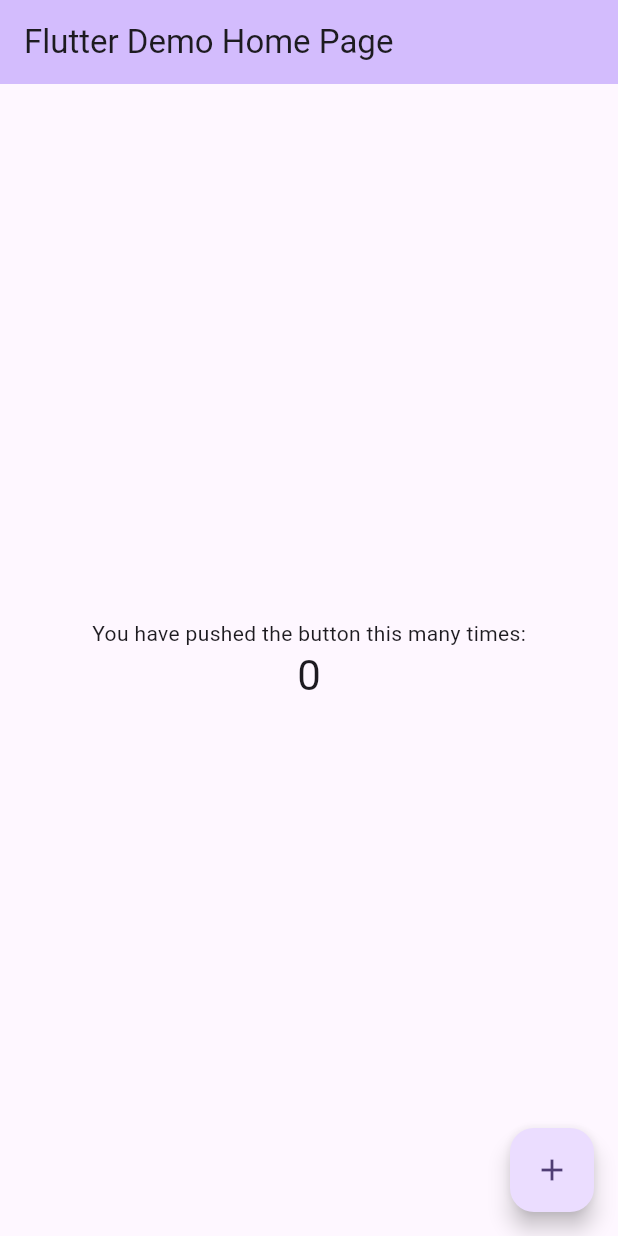
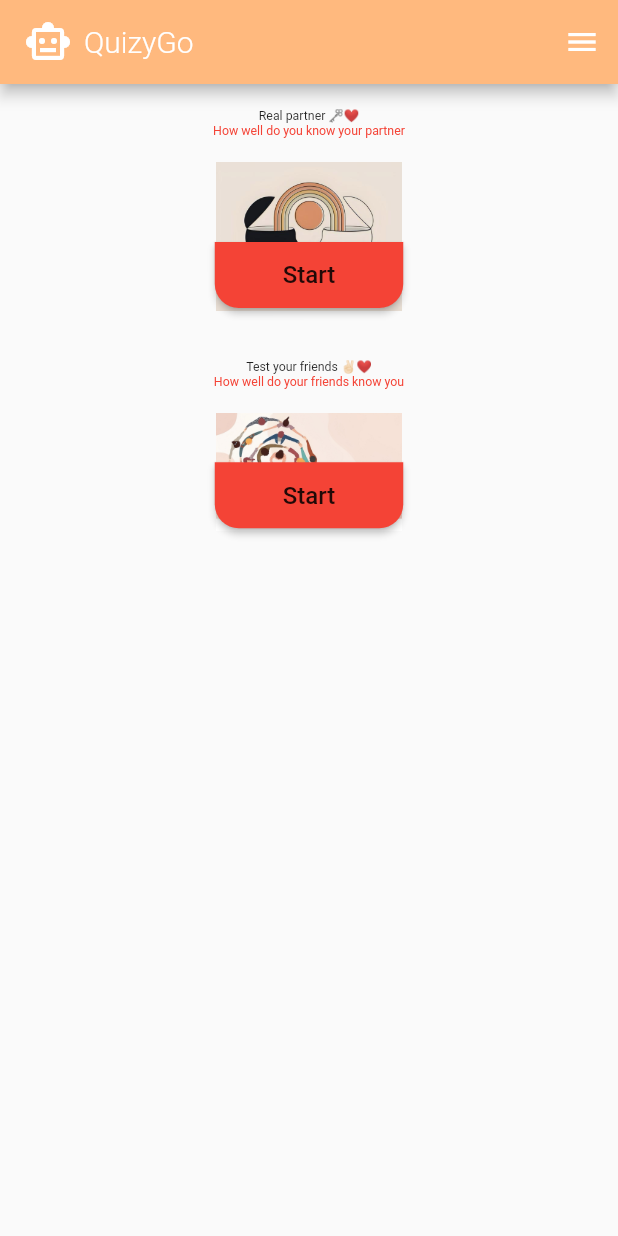
Before and after one commit to YousefMohamed6/quizygo, a Flutter app: the screen it shows after launch, on a phone screen of 412 x 824 dp. Run offline on Flutter 3.47's test engine with Material 2 defaults, Android fonts, the phone set to English and light mode, and no system bars.

Commit message:
homeview done

```diff
--- /dev/null
+++ b/lib/features/home/presentation/home_view.dart
@@ -0,0 +1,86 @@
+import 'package:flutter/material.dart';
+import 'package:quizygo/features/home/presentation/views/home_view_body.dart';
+
+class HomeView extends StatelessWidget {
+  const HomeView({super.key});
+
+  @override
+  Widget build(BuildContext context) {
+    return Scaffold(
+      appBar: AppBar(
+        leadingWidth: 150,
+        leading: const Leading(),
+        actions: const [Action()],
+        backgroundColor: const Color(0xffFFB97E),
+      ),
+      body: const HomeViewBody(),
+    );
+  }
+}
+
+class Leading extends StatelessWidget {
+  const Leading({super.key});
+
+  @override
+  Widget build(BuildContext context) {
+    return const Center(
+      child: Row(
+        children: [
+          SizedBox(
+            width: 16,
+          ),
+          Icon(
+            Icons.smart_toy_outlined,
+            size: 32,
+          ),
+          SizedBox(
+            width: 8,
+          ),
+          Text(
+            "QuizyGo",
+            style: TextStyle(
+              fontSize: 20,
+              fontWeight: FontWeight.w300,
+            ),
+          ),
+        ],
+      ),
+    );
+  }
+}
+
+class Action extends StatelessWidget {
+  const Action({super.key});
+
+  @override
+  Widget build(BuildContext context) {
+    return PopupMenuButton(
+      icon: const Icon(Icons.menu),
+      onSelected: (value) {},
+      itemBuilder: (BuildContext menu) {
+        return const [
+          PopupMenuItem(
+            value: '/hello',
+            child: Text("Hello"),
+          ),
+          PopupMenuItem(
+            value: '/about',
+            child: Text("About"),
+          ),
+          PopupMenuItem(
+            value: '/contact',
+            child: Text("Contact"),
+          ),
+          PopupMenuItem(
+            value: '/Privacy',
+            child: Text("Privacy Policy"),
+          ),
+          PopupMenuItem(
+            value: '/Terms',
+            child: Text("Terms Of Use"),
+          )
+        ];
+      },
+    );
+  }
+}
--- /dev/null
+++ b/lib/features/home/presentation/views/custom_image.dart
@@ -0,0 +1,39 @@
+import 'package:flutter/material.dart';
+
+class CustomImage extends StatelessWidget {
+  const CustomImage({super.key, required this.path});
+  final String path;
+  @override
+  Widget build(BuildContext context) {
+    return Stack(
+      alignment: Alignment.bottomCenter,
+      children: [
+        Image.asset(
+          path,
+          width: MediaQuery.sizeOf(context).width * 0.3,
+        ),
+        Align(
+          alignment: Alignment.bottomCenter,
+          child: MaterialButton(
+            onPressed: () {},
+            color: Colors.red,
+            height: 44,
+            minWidth: MediaQuery.sizeOf(context).width * 0.305,
+            shape: const RoundedRectangleBorder(
+              borderRadius: BorderRadius.only(
+                bottomLeft: Radius.circular(16),
+                bottomRight: Radius.circular(16),
+              ),
+            ),
+            child: const Text(
+              'Start',
+              style: TextStyle(
+                fontSize: 16,
+              ),
+            ),
+          ),
+        ),
+      ],
+    );
+  }
+}
--- /dev/null
+++ b/lib/features/home/presentation/views/home_view_body.dart
@@ -0,0 +1,32 @@
+import 'package:flutter/material.dart';
+import 'package:quizygo/features/home/presentation/views/custom_image.dart';
+import 'package:quizygo/features/home/presentation/views/title_and_subtitle.dart';
+
+class HomeViewBody extends StatelessWidget {
+  const HomeViewBody({super.key});
+
+  @override
+  Widget build(BuildContext context) {
+    return ListView(
+      children: const [
+        TitleAndSubTitle(
+          title: 'Real partner 🗝❤',
+          subtitle: 'How well do you know your partner',
+        ),
+        CustomImage(
+          path: "assats/images/partner.jpg",
+        ),
+        SizedBox(
+          height: 16,
+        ),
+        TitleAndSubTitle(
+          title: 'Test your friends ✌🏻❤',
+          subtitle: 'How well do your friends know you',
+        ),
+        CustomImage(
+          path: "assats/images/friends.png",
+        ),
+      ],
+    );
+  }
+}
--- /dev/null
+++ b/lib/features/home/presentation/views/title_and_subtitle.dart
@@ -0,0 +1,36 @@
+import 'package:flutter/material.dart';
+
+class TitleAndSubTitle extends StatelessWidget {
+  const TitleAndSubTitle(
+      {super.key, required this.title, required this.subtitle});
+  final String title;
+  final String subtitle;
+  @override
+  Widget build(BuildContext context) {
+    return Column(
+      children: [
+        const SizedBox(
+          height: 16,
+        ),
+        Text(
+          title,
+          textAlign: TextAlign.center,
+          style: TextStyle(
+            fontSize: MediaQuery.sizeOf(context).width * 0.02,
+          ),
+        ),
+        Text(
+          subtitle,
+          textAlign: TextAlign.center,
+          style: TextStyle(
+            fontSize: MediaQuery.sizeOf(context).width * 0.02,
+            color: Colors.red,
+          ),
+        ),
+        const SizedBox(
+          height: 16,
+        )
+      ],
+    );
+  }
+}
--- a/lib/main.dart
+++ b/lib/main.dart
@@ -1,125 +1,22 @@
 import 'package:flutter/material.dart';
+import 'package:quizygo/features/home/presentation/home_view.dart';
 
 void main() {
-  runApp(const MyApp());
+  runApp(MyApp());
 }
 
 class MyApp extends StatelessWidget {
-  const MyApp({super.key});
+  const MyApp._();
+  static const instance = MyApp._();
+  factory MyApp() => instance;
 
   // This widget is the root of your application.
   @override
   Widget build(BuildContext context) {
-    return MaterialApp(
-      title: 'Flutter Demo',
-      theme: ThemeData(
-        // This is the theme of your application.
-        //
-        // TRY THIS: Try running your application with "flutter run". You'll see
-        // the application has a blue toolbar. Then, without quitting the app,
-        // try changing the seedColor in the colorScheme below to Colors.green
-        // and then invoke "hot reload" (save your changes or press the "hot
-        // reload" button in a Flutter-supported IDE, or press "r" if you used
-        // the command line to start the app).
-        //
-        // Notice that the counter didn't reset back to zero; the application
-        // state is not lost during the reload. To reset the state, use hot
-        // restart instead.
-        //
-        // This works for code too, not just values: Most code changes can be
-        // tested with just a hot reload.
-        colorScheme: ColorScheme.fromSeed(seedColor: Colors.deepPurple),
-        useMaterial3: true,
-      ),
-      home: const MyHomePage(title: 'Flutter Demo Home Page'),
+    return const MaterialApp(
+      title: 'َQuizyGo',
+      home: HomeView(),
+      debugShowCheckedModeBanner: false,
     );
   }
 }
-
-class MyHomePage extends StatefulWidget {
-  const MyHomePage({super.key, required this.title});
-
-  // This widget is the home page of your application. It is stateful, meaning
-  // that it has a State object (defined below) that contains fields that affect
-  // how it looks.
-
-  // This class is the configuration for the state. It holds the values (in this
-  // case the title) provided by the parent (in this case the App widget) and
-  // used by the build method of the State. Fields in a Widget subclass are
-  // always marked "final".
-
-  final String title;
-
-  @override
-  State<MyHomePage> createState() => _MyHomePageState();
-}
-
-class _MyHomePageState extends State<MyHomePage> {
-  int _counter = 0;
-
-  void _incrementCounter() {
-    setState(() {
-      // This call to setState tells the Flutter framework that something has
-      // changed in this State, which causes it to rerun the build method below
-      // so that the display can reflect the updated values. If we changed
-      // _counter without calling setState(), then the build method would not be
-      // called again, and so nothing would appear to happen.
-      _counter++;
-    });
-  }
-
-  @override
-  Widget build(BuildContext context) {
-    // This method is rerun every time setState is called, for instance as done
-    // by the _incrementCounter method above.
-    //
-    // The Flutter framework has been optimized to make rerunning build methods
-    // fast, so that you can just rebuild anything that needs updating rather
-    // than having to individually change instances of widgets.
-    return Scaffold(
-      appBar: AppBar(
-        // TRY THIS: Try changing the color here to a specific color (to
-        // Colors.amber, perhaps?) and trigger a hot reload to see the AppBar
-        // change color while the other colors stay the same.
-        backgroundColor: Theme.of(context).colorScheme.inversePrimary,
-        // Here we take the value from the MyHomePage object that was created by
-        // the App.build method, and use it to set our appbar title.
-        title: Text(widget.title),
-      ),
-      body: Center(
-        // Center is a layout widget. It takes a single child and positions it
-        // in the middle of the parent.
-        child: Column(
-          // Column is also a layout widget. It takes a list of children and
-          // arranges them vertically. By default, it sizes itself to fit its
-          // children horizontally, and tries to be as tall as its parent.
-          //
-          // Column has various properties to control how it sizes itself and
-          // how it positions its children. Here we use mainAxisAlignment to
-          // center the children vertically; the main axis here is the vertical
-          // axis because Columns are vertical (the cross axis would be
-          // horizontal).
-          //
-          // TRY THIS: Invoke "debug painting" (choose the "Toggle Debug Paint"
-          // action in the IDE, or press "p" in the console), to see the
-          // wireframe for each widget.
-          mainAxisAlignment: MainAxisAlignment.center,
-          children: <Widget>[
-            const Text(
-              'You have pushed the button this many times:',
-            ),
-            Text(
-              '$_counter',
-              style: Theme.of(context).textTheme.headlineMedium,
-            ),
-          ],
-        ),
-      ),
-      floatingActionButton: FloatingActionButton(
-        onPressed: _incrementCounter,
-        tooltip: 'Increment',
-        child: const Icon(Icons.add),
-      ), // This trailing comma makes auto-formatting nicer for build methods.
-    );
-  }
-}
--- a/pubspec.yaml
+++ b/pubspec.yaml
@@ -59,9 +59,8 @@ flutter:
   uses-material-design: true
 
   # To add assets to your application, add an assets section, like this:
-  # assets:
-  #   - images/a_dot_burr.jpeg
-  #   - images/a_dot_ham.jpeg
+  assets:
+    - assats/images/
 
   # An image asset can refer to one or more resolution-specific "variants", see
   # https://flutter.dev/assets-and-images/#resolution-aware
```
Also changed, not shown: assats/images/friends.png (added), assats/images/partner.jpg (added), 1 other file.
